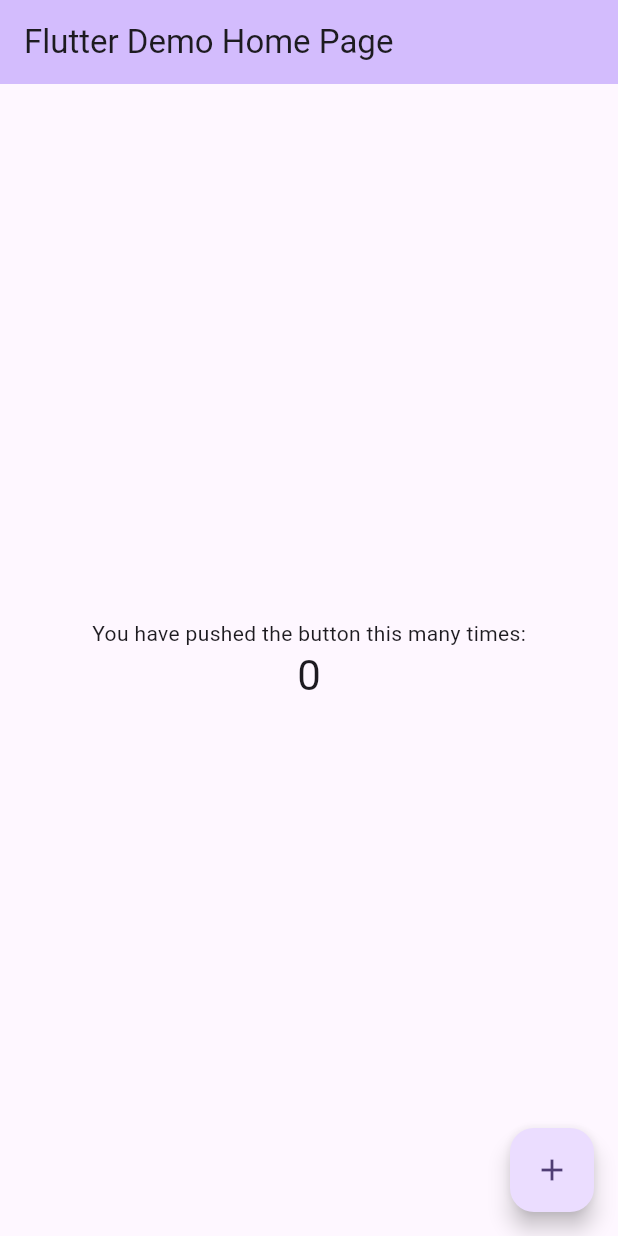
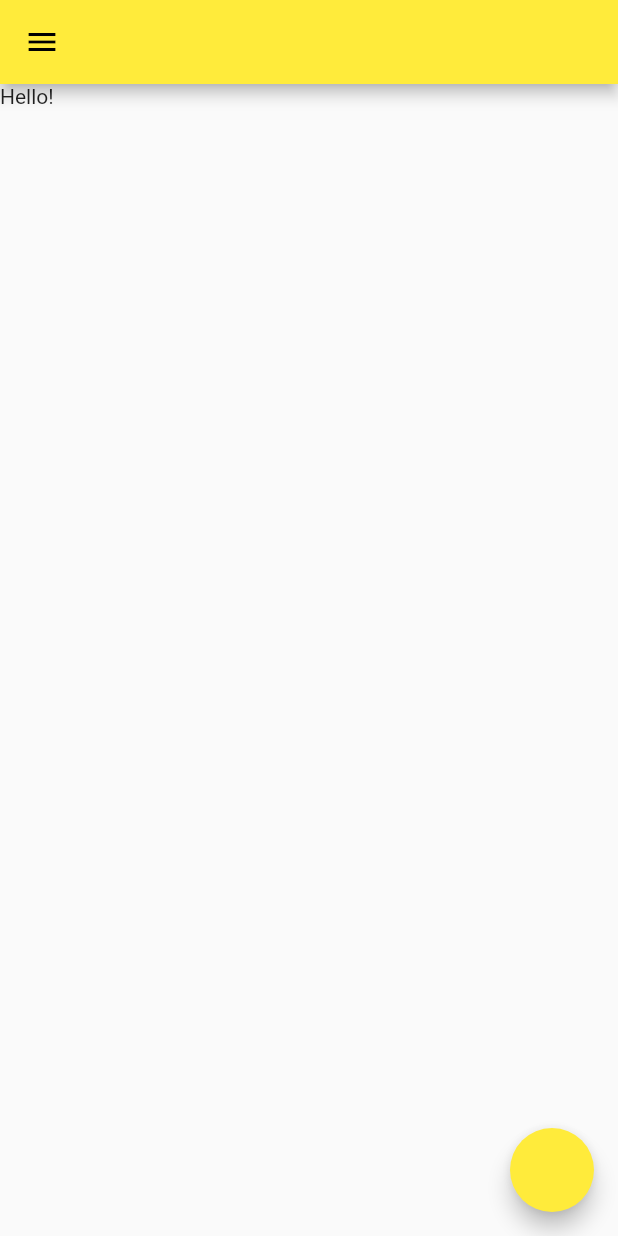
Before and after one commit to anhyeuemm/chat_app, a Flutter app: the screen it shows after launch, on a phone screen of 412 x 824 dp. Run offline on Flutter 3.47's test engine with Material 2 defaults, Android fonts, the phone set to English and light mode, and no system bars.

Commit message:
Flutter building blocks to know about

```diff
--- a/lib/main.dart
+++ b/lib/main.dart
@@ -1,125 +1,41 @@
 import 'package:flutter/material.dart';
 
 void main() {
-  runApp(const MyApp());
+  runApp(const ChatApp());
 }
 
-class MyApp extends StatelessWidget {
-  const MyApp({super.key});
+class ChatApp extends StatelessWidget {
+  const ChatApp({super.key});
 
-  // This widget is the root of your application.
   @override
   Widget build(BuildContext context) {
     return MaterialApp(
-      title: 'Flutter Demo',
-      theme: ThemeData(
-        // This is the theme of your application.
-        //
-        // TRY THIS: Try running your application with "flutter run". You'll see
-        // the application has a blue toolbar. Then, without quitting the app,
-        // try changing the seedColor in the colorScheme below to Colors.green
-        // and then invoke "hot reload" (save your changes or press the "hot
-        // reload" button in a Flutter-supported IDE, or press "r" if you used
-        // the command line to start the app).
-        //
-        // Notice that the counter didn't reset back to zero; the application
-        // state is not lost during the reload. To reset the state, use hot
-        // restart instead.
-        //
-        // This works for code too, not just values: Most code changes can be
-        // tested with just a hot reload.
-        colorScheme: ColorScheme.fromSeed(seedColor: Colors.deepPurple),
-        useMaterial3: true,
+      title: "Chat App",
+      theme: ThemeData(primarySwatch: Colors.yellow),
+      home: Scaffold(
+        appBar: AppBar(),
+        drawer: Drawer(),
+        floatingActionButton: FloatingActionButton(onPressed: () {
+          print('button clicked');
+        }),
+        body: Text('Hello!'),
       ),
-      home: const MyHomePage(title: 'Flutter Demo Home Page'),
     );
   }
 }
 
-class MyHomePage extends StatefulWidget {
-  const MyHomePage({super.key, required this.title});
-
-  // This widget is the home page of your application. It is stateful, meaning
-  // that it has a State object (defined below) that contains fields that affect
-  // how it looks.
-
-  // This class is the configuration for the state. It holds the values (in this
-  // case the title) provided by the parent (in this case the App widget) and
-  // used by the build method of the State. Fields in a Widget subclass are
-  // always marked "final".
-
-  final String title;
-
-  @override
-  State<MyHomePage> createState() => _MyHomePageState();
-}
-
-class _MyHomePageState extends State<MyHomePage> {
-  int _counter = 0;
-
-  void _incrementCounter() {
-    setState(() {
-      // This call to setState tells the Flutter framework that something has
-      // changed in this State, which causes it to rerun the build method below
-      // so that the display can reflect the updated values. If we changed
-      // _counter without calling setState(), then the build method would not be
-      // called again, and so nothing would appear to happen.
-      _counter++;
-    });
-  }
+class LoginPage extends StatelessWidget {
+  const LoginPage({super.key});
 
   @override
   Widget build(BuildContext context) {
-    // This method is rerun every time setState is called, for instance as done
-    // by the _incrementCounter method above.
-    //
-    // The Flutter framework has been optimized to make rerunning build methods
-    // fast, so that you can just rebuild anything that needs updating rather
-    // than having to individually change instances of widgets.
     return Scaffold(
-      appBar: AppBar(
-        // TRY THIS: Try changing the color here to a specific color (to
-        // Colors.amber, perhaps?) and trigger a hot reload to see the AppBar
-        // change color while the other colors stay the same.
-        backgroundColor: Theme.of(context).colorScheme.inversePrimary,
-        // Here we take the value from the MyHomePage object that was created by
-        // the App.build method, and use it to set our appbar title.
-        title: Text(widget.title),
-      ),
-      body: Center(
-        // Center is a layout widget. It takes a single child and positions it
-        // in the middle of the parent.
-        child: Column(
-          // Column is also a layout widget. It takes a list of children and
-          // arranges them vertically. By default, it sizes itself to fit its
-          // children horizontally, and tries to be as tall as its parent.
-          //
-          // Column has various properties to control how it sizes itself and
-          // how it positions its children. Here we use mainAxisAlignment to
-          // center the children vertically; the main axis here is the vertical
-          // axis because Columns are vertical (the cross axis would be
-          // horizontal).
-          //
-          // TRY THIS: Invoke "debug painting" (choose the "Toggle Debug Paint"
-          // action in the IDE, or press "p" in the console), to see the
-          // wireframe for each widget.
-          mainAxisAlignment: MainAxisAlignment.center,
-          children: <Widget>[
-            const Text(
-              'You have pushed the button this many times:',
-            ),
-            Text(
-              '$_counter',
-              style: Theme.of(context).textTheme.headlineMedium,
-            ),
-          ],
-        ),
-      ),
-      floatingActionButton: FloatingActionButton(
-        onPressed: _incrementCounter,
-        tooltip: 'Increment',
-        child: const Icon(Icons.add),
-      ), // This trailing comma makes auto-formatting nicer for build methods.
+      appBar: AppBar(),
+      drawer: Drawer(),
+      floatingActionButton: FloatingActionButton(onPressed: () {
+        print('button clicked');
+      }),
+      body: Text('Hello!'),
     );
   }
 }
```
